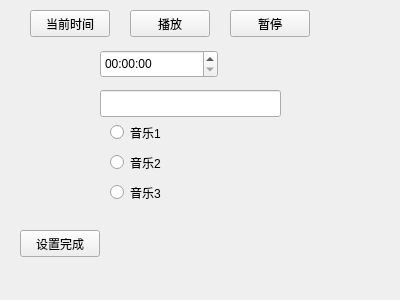
The window that alarmclock.ui (KongShann/Desktop-pet) describes before a commit, drawn with Qt 5.
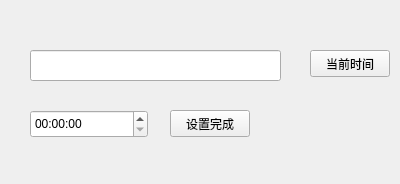
The same window after the commit.

Diff of the .ui file:
```diff
--- a/alarmclock.ui
+++ b/alarmclock.ui
@@ -7,7 +7,7 @@
     <x>0</x>
     <y>0</y>
     <width>400</width>
-    <height>300</height>
+    <height>184</height>
    </rect>
   </property>
   <property name="windowTitle">
@@ -16,8 +16,8 @@
   <widget class="QPushButton" name="pushButton">
    <property name="geometry">
     <rect>
-     <x>30</x>
-     <y>10</y>
+     <x>310</x>
+     <y>50</y>
      <width>80</width>
      <height>27</height>
     </rect>
@@ -26,76 +26,11 @@
     <string>当前时间</string>
    </property>
   </widget>
-  <widget class="QPushButton" name="pushButton_2">
-   <property name="geometry">
-    <rect>
-     <x>130</x>
-     <y>10</y>
-     <width>80</width>
-     <height>27</height>
-    </rect>
-   </property>
-   <property name="text">
-    <string>播放</string>
-   </property>
-  </widget>
-  <widget class="QPushButton" name="pushButton_3">
-   <property name="geometry">
-    <rect>
-     <x>230</x>
-     <y>10</y>
-     <width>80</width>
-     <height>27</height>
-    </rect>
-   </property>
-   <property name="text">
-    <string>暂停</string>
-   </property>
-  </widget>
-  <widget class="QRadioButton" name="radioButton">
-   <property name="geometry">
-    <rect>
-     <x>110</x>
-     <y>120</y>
-     <width>89</width>
-     <height>25</height>
-    </rect>
-   </property>
-   <property name="text">
-    <string>音乐1</string>
-   </property>
-  </widget>
-  <widget class="QRadioButton" name="radioButton_2">
-   <property name="geometry">
-    <rect>
-     <x>110</x>
-     <y>150</y>
-     <width>89</width>
-     <height>25</height>
-    </rect>
-   </property>
-   <property name="text">
-    <string>音乐2</string>
-   </property>
-  </widget>
-  <widget class="QRadioButton" name="radioButton_3">
-   <property name="geometry">
-    <rect>
-     <x>110</x>
-     <y>180</y>
-     <width>89</width>
-     <height>25</height>
-    </rect>
-   </property>
-   <property name="text">
-    <string>音乐3</string>
-   </property>
-  </widget>
   <widget class="QTimeEdit" name="timeEdit">
    <property name="geometry">
     <rect>
-     <x>100</x>
-     <y>50</y>
+     <x>30</x>
+     <y>110</y>
      <width>118</width>
      <height>28</height>
     </rect>
@@ -104,18 +39,18 @@
   <widget class="QLineEdit" name="lineEdit">
    <property name="geometry">
     <rect>
-     <x>100</x>
-     <y>90</y>
-     <width>181</width>
-     <height>27</height>
+     <x>30</x>
+     <y>50</y>
+     <width>251</width>
+     <height>31</height>
     </rect>
    </property>
   </widget>
   <widget class="QPushButton" name="pushButton_4">
    <property name="geometry">
     <rect>
-     <x>20</x>
-     <y>230</y>
+     <x>170</x>
+     <y>110</y>
      <width>80</width>
      <height>27</height>
     </rect>
```
